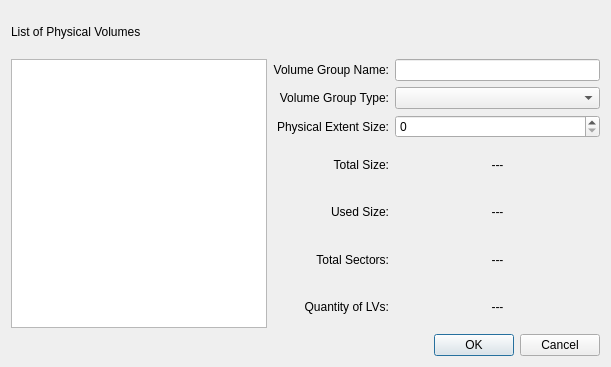
Before: the Qt Designer form src/modules/partition/gui/VolumeGroupBaseDialog.ui in calamares/calamares, drawn with Qt 5.
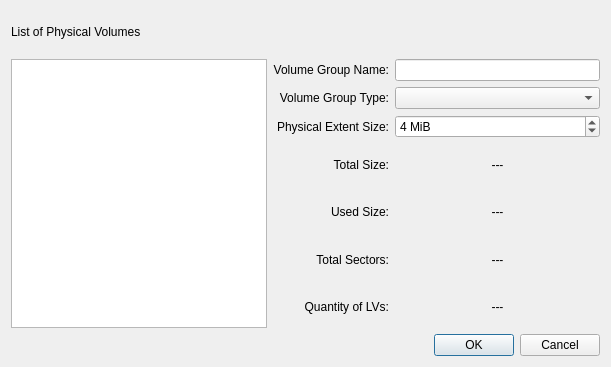
After: the same form once the commit is applied.

Commit message: [partition] Including CreateVolumeGroupDialog and fixing some of its GUI issues.

```diff
--- a/src/modules/partition/gui/VolumeGroupBaseDialog.ui
+++ b/src/modules/partition/gui/VolumeGroupBaseDialog.ui
@@ -61,7 +61,20 @@
     </widget>
    </item>
    <item row="3" column="2">
-    <widget class="QSpinBox" name="spinBox"/>
+    <widget class="QSpinBox" name="peSize">
+     <property name="suffix">
+      <string> MiB</string>
+     </property>
+     <property name="minimum">
+      <number>1</number>
+     </property>
+     <property name="maximum">
+      <number>999</number>
+     </property>
+     <property name="value">
+      <number>4</number>
+     </property>
+    </widget>
    </item>
    <item row="4" column="1">
     <widget class="QLabel" name="label_5">
```
Left out of the diff: 26 changed lines with no effect on the pictures. The commit also changes 11 other files.
